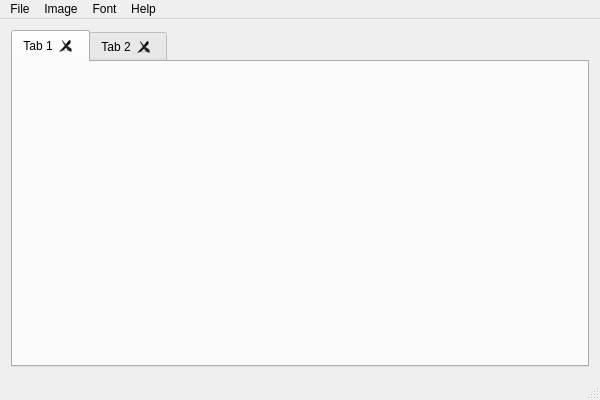
The window that controls/mainwindow.ui (riuson/lcd-image-converter) describes before a commit, drawn with Qt 5.
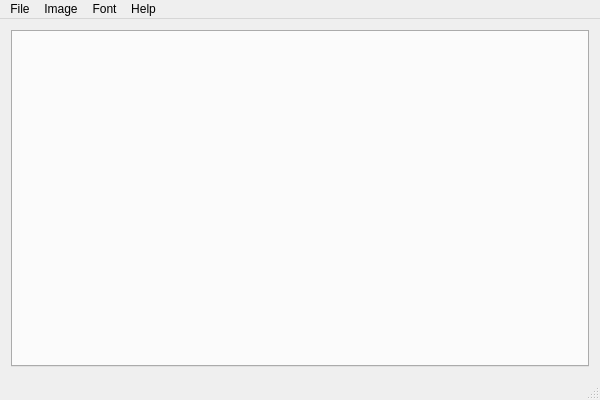
The same window after the commit.

Diff of the .ui file:
```diff
--- a/controls/mainwindow.ui
+++ b/controls/mainwindow.ui
@@ -26,17 +26,6 @@
       <property name="movable">
        <bool>true</bool>
       </property>
-      <widget class="QWidget" name="tab">
-       <attribute name="title">
-        <string>Tab 1</string>
-       </attribute>
-       <layout class="QVBoxLayout" name="verticalLayout"/>
-      </widget>
-      <widget class="QWidget" name="tab_2">
-       <attribute name="title">
-        <string>Tab 2</string>
-       </attribute>
-      </widget>
      </widget>
     </item>
    </layout>
```
Left out of the diff: 2 changed lines with no effect on the pictures.
